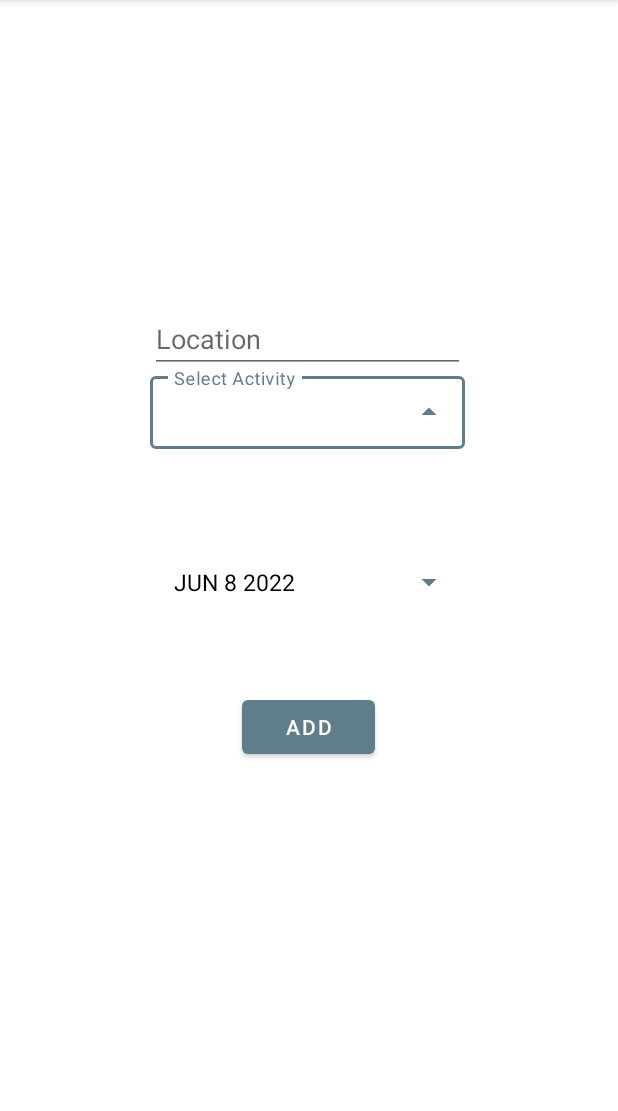
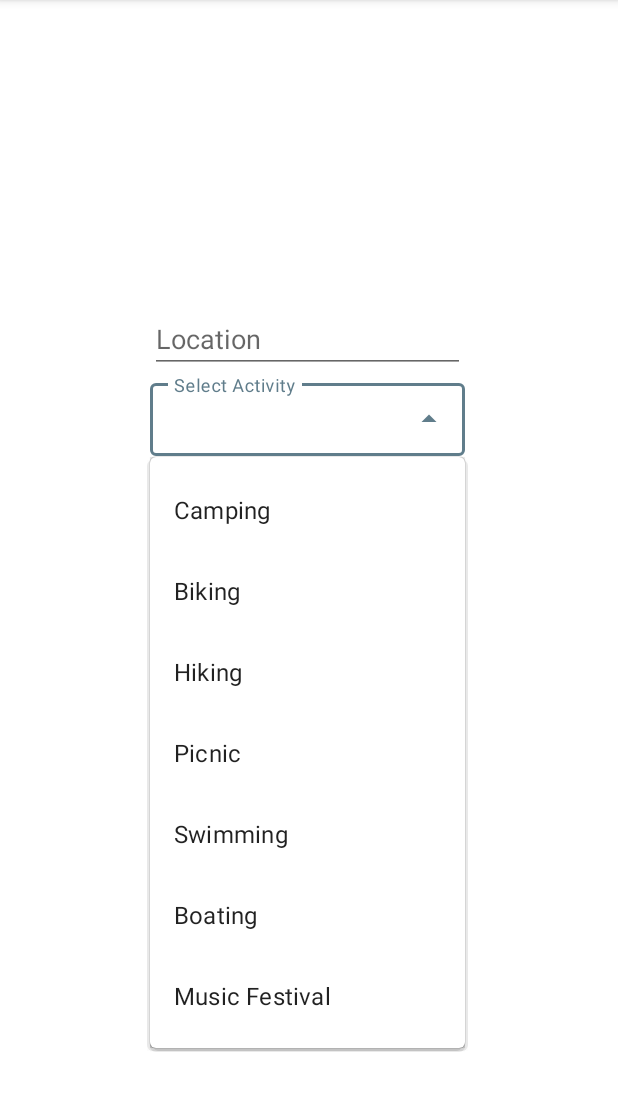
Before and after one commit to DruSadeMumba/Outdoorsie, an Android app: the AddActivity screen opened directly, with no data from a screen before it, after a tap on an icon or button, on a phone screen of 412 x 824 dp, the part 84-1195 px from its top. Run offline under Robolectric (Android 15) with nearby library versions, the phone set to English and light mode, and no system bars; our stand-ins replace ButterKnife; Roboto replaces fonts that are not available here.

Commit message:
Update AddActivity.java

```diff
--- a/app/src/main/java/com/drusade/outdoorsie/ui/AddActivity.java
+++ b/app/src/main/java/com/drusade/outdoorsie/ui/AddActivity.java
@@ -1,13 +1,17 @@
 package com.drusade.outdoorsie.ui;
 
+import androidx.annotation.RequiresApi;
 import androidx.appcompat.app.AppCompatActivity;
 
 import android.annotation.SuppressLint;
 import android.app.AlertDialog;
 import android.app.DatePickerDialog;
 import android.content.Intent;
+import android.os.Build;
 import android.os.Bundle;
 import android.view.View;
+import android.widget.ArrayAdapter;
+import android.widget.AutoCompleteTextView;
 import android.widget.Button;
 import android.widget.DatePicker;
 import android.widget.EditText;
@@ -23,11 +27,14 @@ import butterknife.ButterKnife;
 
 public class AddActivity extends AppCompatActivity implements View.OnClickListener{
 
+    String [] activityList = {"Camping", "Biking", "Hiking", "Picnic", "Swimming", "Boating", "Music Festival"};
+    ArrayAdapter<String> adapterActivity;
+
+    @SuppressLint("NonConstantResourceId")
+    @BindView(R.id.autoCompleteTextActivityName) AutoCompleteTextView mAutoCompleteTextActivityName;
+
     @SuppressLint("NonConstantResourceId")
     @BindView(R.id.editTextLocationName) EditText mEditTextLocationName;
-
-    @SuppressLint("NonConstantResourceId")
-    @BindView(R.id.editTextActivityName) EditText mEditTextActivityName;
 
     @SuppressLint("NonConstantResourceId")
     @BindView(R.id.addLocationButton) Button mAddLocationButton;
@@ -38,16 +45,40 @@ public class AddActivity extends AppCompatActivity implements View.OnClickListen
     private DatePickerDialog datePickerDialog;
     private Button dateButton;
 
+    @RequiresApi(api = Build.VERSION_CODES.O)
     @Override
     protected void onCreate(Bundle savedInstanceState) {
         super.onCreate(savedInstanceState);
         setContentView(R.layout.activity_add);
         ButterKnife.bind(this);
 
-        mAddLocationButton.setOnClickListener(this);
+        adapterActivity = new ArrayAdapter<String>(this, R.layout.activities_selection_list_item, activityList);
+        mAutoCompleteTextActivityName.setAdapter(adapterActivity);
+
         initDatePicker();
         dateButton = findViewById(R.id.datePickerButton);
         dateButton.setText(getTodaysDate());
+
+        mAddLocationButton.setOnClickListener(this);
+
+    }
+
+    @Override
+    public void onClick(View v) {
+        if(v == mAddLocationButton) {
+            String location = mEditTextLocationName.getText().toString();
+            String activityName = mAutoCompleteTextActivityName.getText().toString();
+
+            if (location.isEmpty() || activityName.isEmpty()){
+                Toast.makeText(getApplicationContext(), "Fill in all fields", Toast.LENGTH_LONG).show();
+            }
+            else {
+                Intent intent = new Intent(AddActivity.this, ActivitiesActivity.class);
+                intent.putExtra("activityName", activityName);
+                intent.putExtra("location", location);
+                startActivity(intent);
+            }
+        }
     }
 
     private String getTodaysDate()
@@ -124,21 +155,4 @@ public class AddActivity extends AppCompatActivity implements View.OnClickListen
         datePickerDialog.show();
     }
 
-    @Override
-    public void onClick(View v) {
-        if(v == mAddLocationButton) {
-            String location = mEditTextLocationName.getText().toString();
-            String activityName = mEditTextActivityName.getText().toString();
-
-            if (location.isEmpty() || activityName.isEmpty()){
-                Toast.makeText(getApplicationContext(), "Fill in all fields", Toast.LENGTH_LONG).show();
-            }
-            else {
-                Intent intent = new Intent(AddActivity.this, ActivitiesActivity.class);
-                intent.putExtra("activityName", activityName);
-                intent.putExtra("location", location);
-                startActivity(intent);
-            }
-        }
-    }
 }
--- a/app/src/main/res/layout/activity_add.xml
+++ b/app/src/main/res/layout/activity_add.xml
@@ -9,7 +9,6 @@
 
     <EditText
         android:id="@+id/editTextLocationName"
-        style=""
         android:layout_width="wrap_content"
         android:layout_height="wrap_content"
         android:layout_alignParentStart="true"
@@ -27,25 +26,22 @@
         style="@style/Widget.MaterialComponents.TextInputLayout.OutlinedBox.Dense.ExposedDropdownMenu"
         android:layout_width="match_parent"
         android:layout_height="wrap_content"
-        android:layout_alignParentTop="true"
-        android:layout_alignParentEnd="true"
-        android:layout_alignParentBottom="true"
-        android:layout_marginTop="245dp"
+        android:layout_marginStart="100dp"
+        android:layout_marginTop="250dp"
         android:layout_marginEnd="102dp"
-        android:layout_marginStart="100dp"
         android:layout_marginBottom="433dp"
         android:hint="@string/select_activity"
         app:layout_constraintBottom_toBottomOf="parent"
         app:layout_constraintEnd_toEndOf="parent"
         app:layout_constraintStart_toStartOf="parent"
-        app:layout_constraintTop_toBottomOf="@+id/editTextLocationName"
         app:layout_constraintVertical_bias="0.13">
 
         <AutoCompleteTextView
-            android:id="@+id/editTextActivityName"
+            android:id="@+id/autoCompleteTextActivityName"
             android:layout_width="match_parent"
             android:layout_height="wrap_content"
-            android:inputType="none" />
+            android:inputType="none"
+            android:textColor="@color/black" />
     </com.google.android.material.textfield.TextInputLayout>
 
     <Button
```
